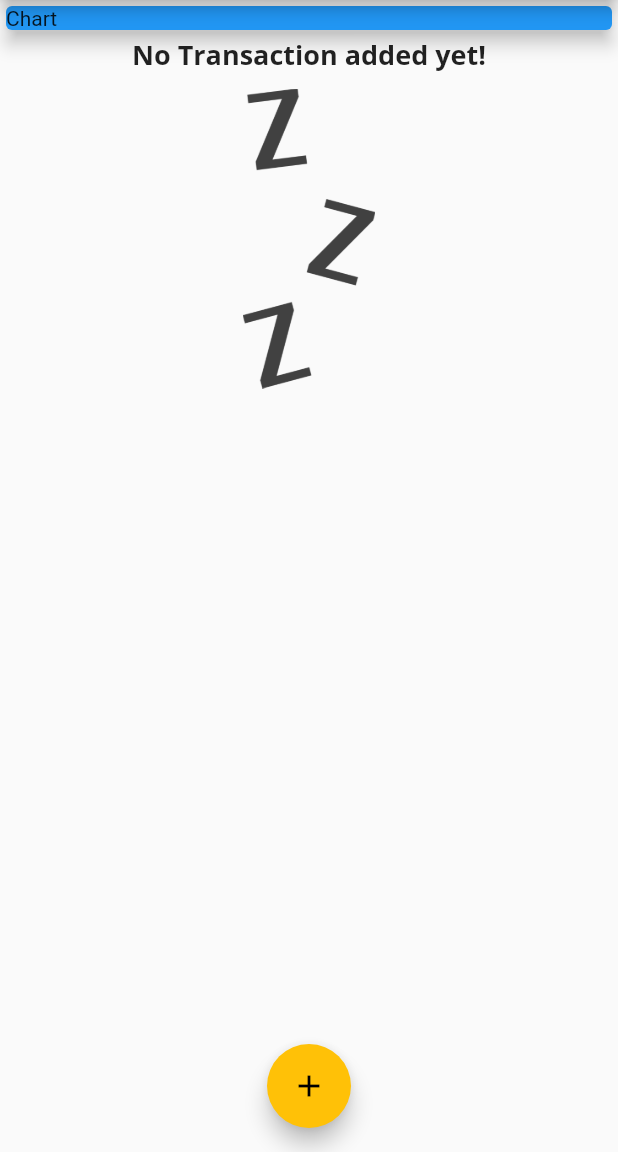
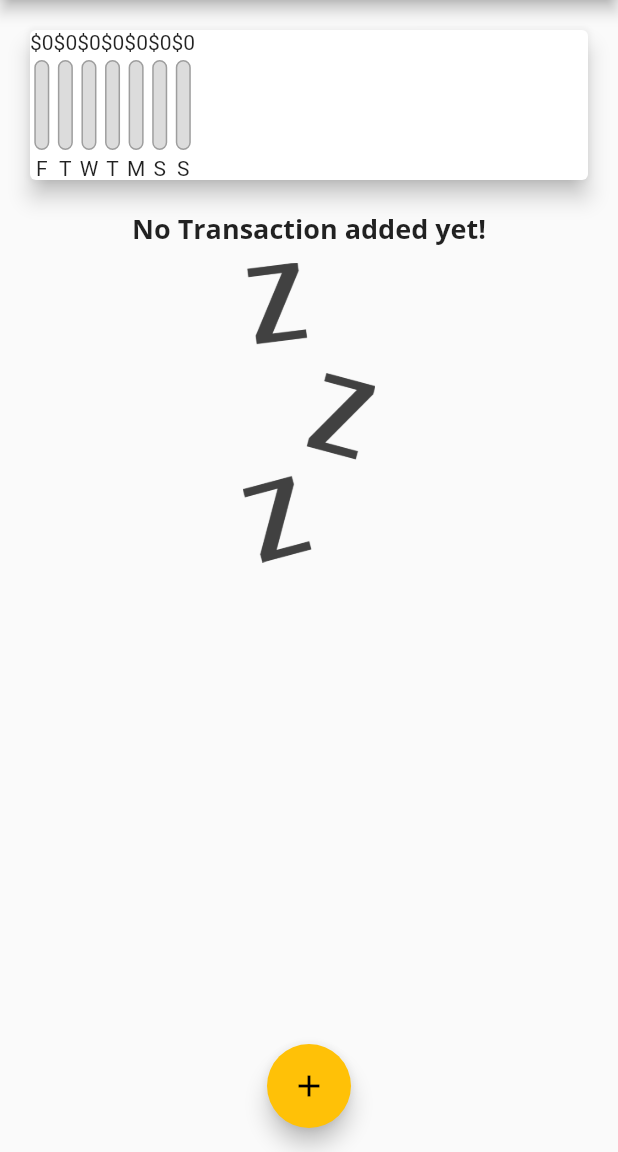
Before and after one commit to krzysztofpodmokly/budget_app_flutter, a Flutter app: the screen it shows after launch, on a phone screen of 412 x 824 dp, the part 84-1236 px from its top. Run offline on Flutter 3.47's test engine with Material 2 defaults, Android fonts, the phone set to English and light mode, and no system bars; missing offline and left inert: dart:ffi.

Commit message:
Initiating chart

```diff
--- a/lib/main.dart
+++ b/lib/main.dart
@@ -1,8 +1,12 @@
+import 'dart:ffi';
+
 import 'package:budget_app/widgets/transaction_list.dart';
 import 'package:flutter/material.dart';
 
 import './widgets/transaction_list.dart';
 import './widgets/new_transaction.dart';
+import './widgets/chart.dart';
+
 import './models/transaction.dart';
 
 void main() {
@@ -58,6 +62,16 @@ class _MyHomePageState extends State<MyHomePage> {
     // ),
   ];
 
+  List<Transaction> get _recentTransactions {
+    return _userTransactions.where((tx) {
+      return tx.date.isAfter(
+        DateTime.now().subtract(
+          Duration(days: 7),
+        ),
+      );
+    }).toList();
+  }
+
   void _addNewTransaction(String txTitle, double txAmount) {
     final newTx = Transaction(
       title: txTitle,
@@ -103,15 +117,8 @@ class _MyHomePageState extends State<MyHomePage> {
           mainAxisAlignment: MainAxisAlignment.start,
           crossAxisAlignment: CrossAxisAlignment.start,
           children: [
-            Container(
-              width: double.infinity,
-              child: Card(
-                color: Colors.blue,
-                child: Text('Chart'),
-                elevation: 5,
-              ),
-            ),
-            TransactionList(_userTransactions)
+            Chart(_recentTransactions),
+            TransactionList(_userTransactions),
           ],
         ),
       ),
--- /dev/null
+++ b/lib/widgets/chart.dart
@@ -0,0 +1,61 @@
+import 'package:flutter/material.dart';
+import 'package:intl/intl.dart';
+
+import '../widgets/chart_bar.dart';
+import '../models/transaction.dart';
+
+class Chart extends StatelessWidget {
+  final List<Transaction> recentTransactions;
+
+  Chart(this.recentTransactions);
+
+  List<Map<String, Object>> get groupedTransactionValues {
+    return List.generate(
+      7,
+      (index) {
+        final weekDay = DateTime.now().subtract(
+          Duration(days: index),
+        );
+        double totalSum = 0.0;
+
+        for (var i = 0; i < recentTransactions.length; i++) {
+          if (recentTransactions[i].date.day == weekDay.day &&
+              recentTransactions[i].date.month == weekDay.month &&
+              recentTransactions[i].date.year == weekDay.year) {
+            totalSum += recentTransactions[i].amount;
+          }
+        }
+
+        return {
+          'day': DateFormat.E().format(weekDay).substring(0, 1),
+          'amount': totalSum
+        };
+      },
+    );
+  }
+
+  double get totalSpending {
+    return groupedTransactionValues.fold(0.0, (sum, item) {
+      return sum + (item['amount'] as double);
+    });
+  }
+
+  @override
+  Widget build(BuildContext context) {
+    return Card(
+      elevation: 6,
+      margin: EdgeInsets.all(20),
+      child: Row(
+        children: groupedTransactionValues.map((data) {
+          return ChartBar(
+            data['day'] as String,
+            data['amount'] as double,
+            totalSpending == 0.0
+                ? 0.0
+                : (data['amount'] as double) / totalSpending,
+          );
+        }).toList(),
+      ),
+    );
+  }
+}
--- /dev/null
+++ b/lib/widgets/chart_bar.dart
@@ -0,0 +1,52 @@
+import 'package:flutter/src/widgets/container.dart';
+import 'package:flutter/src/widgets/framework.dart';
+
+import 'package:flutter/material.dart';
+
+class ChartBar extends StatelessWidget {
+  final String label;
+  final double spendingAmount;
+  final double spendingPctOfTotal;
+
+  const ChartBar(this.label, this.spendingAmount, this.spendingPctOfTotal);
+
+  @override
+  Widget build(BuildContext context) {
+    return Column(
+      children: [
+        Text('\$${spendingAmount.toStringAsFixed(0)}'),
+        SizedBox(
+          height: 4,
+        ),
+        Container(
+          height: 60,
+          width: 10,
+          child: Stack(
+            children: [
+              Container(
+                decoration: BoxDecoration(
+                  border: Border.all(color: Colors.grey, width: 1.0),
+                  color: Color.fromRGBO(220, 220, 220, 1),
+                  borderRadius: BorderRadius.circular(10),
+                ),
+              ),
+              FractionallySizedBox(
+                heightFactor: spendingPctOfTotal,
+                child: Container(
+                  decoration: BoxDecoration(
+                    color: Theme.of(context).primaryColor,
+                    borderRadius: BorderRadius.circular(10),
+                  ),
+                ),
+              )
+            ],
+          ),
+        ),
+        SizedBox(
+          height: 4,
+        ),
+        Text(label),
+      ],
+    );
+  }
+}
```
